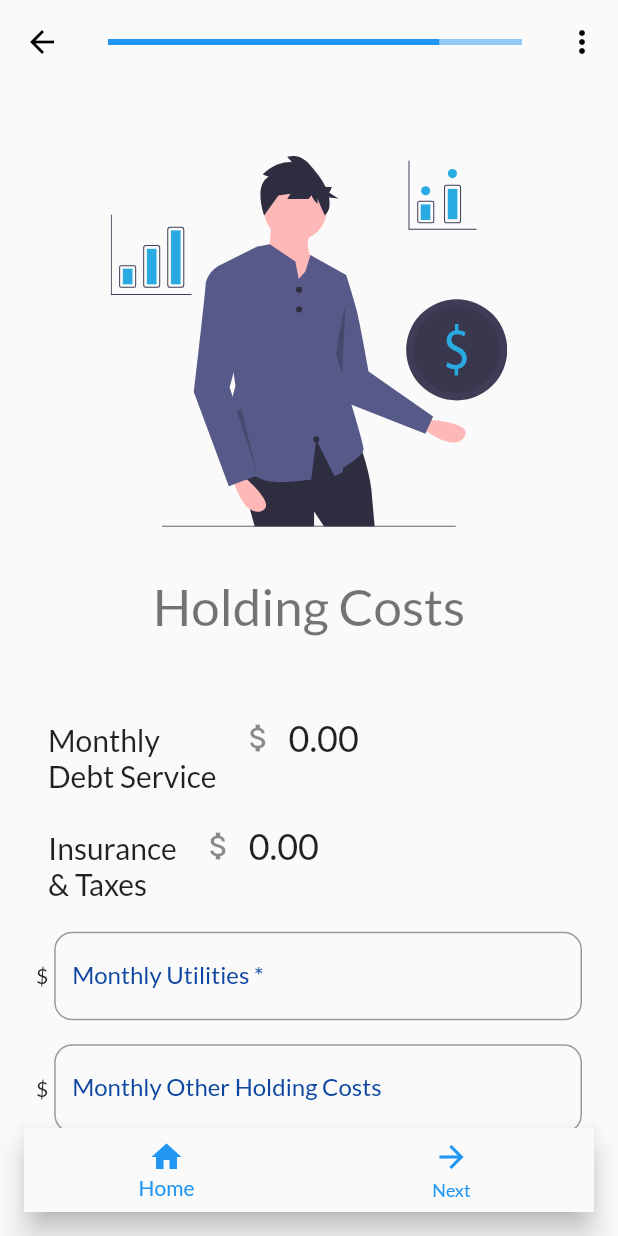
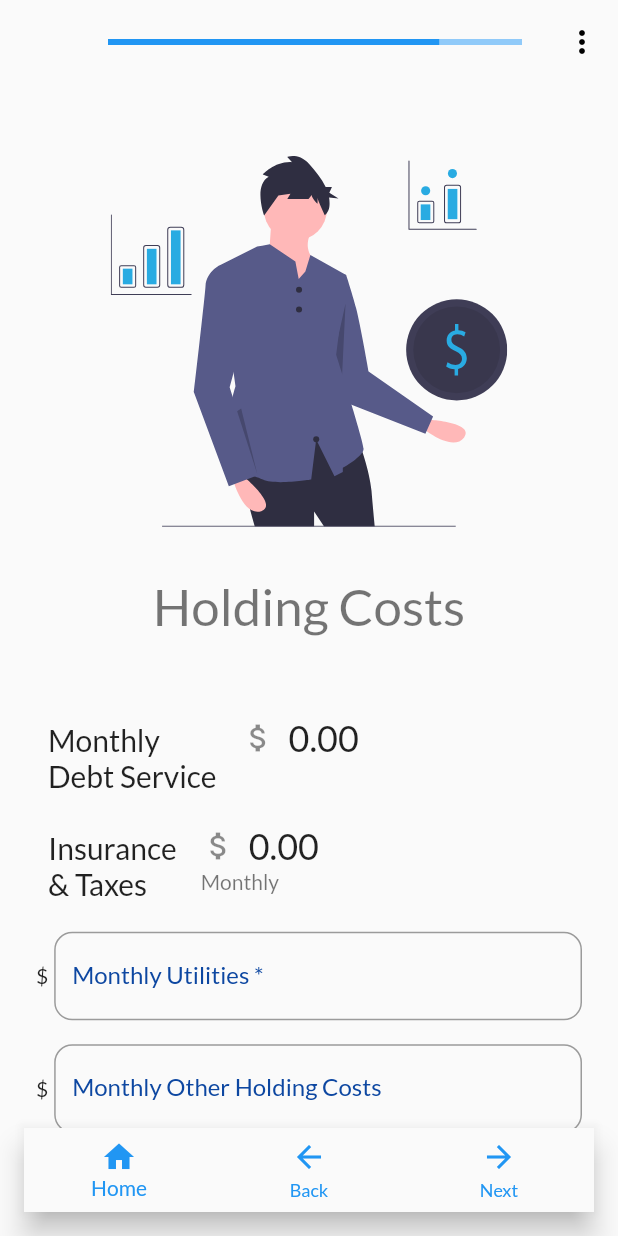
Before and after one commit to aawhitfield/calculators, a Flutter app: the FixFlipHoldingCosts widget shown alone on an empty page, opened directly, on a phone screen of 412 x 824 dp. Run offline on Flutter 3.47's test engine with Material 2 defaults, Android fonts, the phone set to English and light mode, and no system bars; our stand-ins replace cloud_firestore, firebase_auth, firebase_core, flutter_riverpod, flutter_slidable, flutter_spinkit and 3 more; missing offline and left inert: finance, flutter_google_places_hoc081098, flutterfire_ui, pattern_formatter; accounts and stored records are empty.

Commit message:
adds bottom button bar item for navigating back instead of in the top left corner of the screen

```diff
--- a/lib/inputs/fixflip/ff_holding_costs.dart
+++ b/lib/inputs/fixflip/ff_holding_costs.dart
@@ -38,7 +38,7 @@ class _HoldingCostsState extends ConsumerState<FixFlipHoldingCosts> {
   @override
   Widget build(BuildContext context) {
     double debtService = ref.watch(fixFlipProvider).debtService;
-    double insuranceTaxes = ref.watch(fixFlipProvider).insuranceAndTaxes;
+    double insuranceTaxes = ref.watch(fixFlipProvider).insuranceAndTaxes ;  // wants MONTHLY insurance and taxes
     double totalHoldingCosts = ref.watch(fixFlipProvider).totalHoldingCosts;
 
     String debtServiceString = kCurrencyFormat.format(debtService);
@@ -84,7 +84,7 @@ class _HoldingCostsState extends ConsumerState<FixFlipHoldingCosts> {
                 (MediaQuery.of(context).size.width < 640)
                     ? 'Insurance\n& Taxes'
                     : 'Insurance and Taxes',
-                insuranceTaxesString),
+                insuranceTaxesString, subtitle: 'Monthly',),
             MoneyTextField(
               controller: utilitiesController,
               labelText: 'Monthly Utilities *',
--- a/lib/models/fix_flip.dart
+++ b/lib/models/fix_flip.dart
@@ -864,9 +864,9 @@ class FixFlip extends ChangeNotifier{
   void calculateAllHoldingCosts() {
 
     debtService =
-        (monthlyPayment * monthsToRehabRent) + constructionMonthlyPayment;
+        (monthlyPayment + constructionMonthlyPayment);
 
-    insuranceAndTaxes = (taxesMonthly + insuranceMonthly) * monthsToRehabRent;
+    insuranceAndTaxes = (taxesMonthly + insuranceMonthly);
     monthlyHoldingCosts = debtService + insuranceAndTaxes + holdingCostsUtilities + otherHoldingCosts;
     totalHoldingCosts = (debtService + insuranceAndTaxes + holdingCostsUtilities + otherHoldingCosts) * monthsToRehabRent;
     notifyListeners();
--- a/lib/widgets/my_input_page.dart
+++ b/lib/widgets/my_input_page.dart
@@ -1,6 +1,5 @@
 import 'package:calculators/widgets/navigation_bar_home_report.dart';
 import 'package:calculators/widgets/sign_out_button.dart';
-import 'package:flutter/cupertino.dart';
 import 'package:flutter/material.dart';
 import 'package:flutter/services.dart';
 import 'package:flutter_riverpod/flutter_riverpod.dart';
@@ -64,18 +63,7 @@ class MyInputPage extends ConsumerWidget {
         iconTheme: const IconThemeData(
           color: Colors.black,
         ),
-        leading: (shouldShowBackButton != null)
-            ? (shouldShowBackButton!)
-                ? null
-                : Container()
-            : (position != 1)
-                ? IconButton(
-                    icon: Icon(GetPlatform.isAndroid
-                        ? Icons.arrow_back
-                        : CupertinoIcons.back),
-                    onPressed: onBack ?? () => Get.back(),
-                  )
-                : Container(),
+        leading: Container(),
         systemOverlayStyle: SystemUiOverlayStyle(
           systemNavigationBarColor: Colors.transparent,
           statusBarColor: Theme.of(context).primaryColor,
@@ -136,6 +124,7 @@ class MyInputPage extends ConsumerWidget {
               NavigationBarHomeReport(
                 position: position,
                 totalQuestions: totalQuestions,
+                goBack: onBack ?? () => Get.back(),
                 onSubmit: onSubmit,
               ),
             ],
--- a/lib/widgets/navigation_bar_home_report.dart
+++ b/lib/widgets/navigation_bar_home_report.dart
@@ -12,11 +12,13 @@ import 'package:get/get.dart';
 class NavigationBarHomeReport extends ConsumerWidget {
   final int position;
   final int totalQuestions;
+  final VoidCallback goBack;
   final VoidCallback onSubmit;
   const NavigationBarHomeReport({
     Key? key,
     required this.position,
     required this.totalQuestions,
+    required this.goBack,
     required this.onSubmit,
   }) : super(key: key);
 
@@ -27,12 +29,16 @@ class NavigationBarHomeReport extends ConsumerWidget {
       return buttonNumber == 0;
     }
 
-    bool isNext(int buttonNumber) {
+    bool isBack(int buttonNumber) {
       return buttonNumber == 1;
     }
 
+    bool isNext(int buttonNumber) {
+      return buttonNumber == 2;
+    }
+
     bool isSave(int buttonNumber) {
-      return buttonNumber == 1;
+      return buttonNumber == 2;
     }
 
     // determines if it is the report page of a calculator entry
@@ -58,9 +64,12 @@ class NavigationBarHomeReport extends ConsumerWidget {
     void onButtonPress(int buttonNumber) {
       if (isHome(buttonNumber)) {
         goHome();
-      } else if (isNext(buttonNumber)) {
+      } else if(isBack(buttonNumber)) {
+        goBack();
+      }
+      else if (isNext(buttonNumber)) {
         onSubmit();
-      } else if (buttonNumber == 2) {
+      } else if (buttonNumber == 3) {
         goToReport();
       }
     }
@@ -68,7 +77,10 @@ class NavigationBarHomeReport extends ConsumerWidget {
     void onReportButtonPress(int buttonNumber) async {
       if (isHome(buttonNumber)) {
         goHome();
-      } else if (isSave(buttonNumber)) {
+      } else if(isBack(buttonNumber))
+        {
+          goBack();
+        }else if (isSave(buttonNumber)) {
         Calculator currentCalculator = ref.read(calculatorProvider).type;
         Map<String, dynamic> data = {};
         if (currentCalculator == Calculator.brrrr) {
@@ -112,11 +124,13 @@ class NavigationBarHomeReport extends ConsumerWidget {
 
     List<BottomNavigationBarItem> buttonsForReport = [
       const BottomNavigationBarItem(icon: Icon(Icons.home), label: 'Home'),
+      const BottomNavigationBarItem(icon: Icon(Icons.arrow_back), label: 'Back'),
       const BottomNavigationBarItem(icon: Icon(Icons.save), label: 'Save'),
     ];
 
     List<BottomNavigationBarItem> buttonsFromSaved = [
       const BottomNavigationBarItem(icon: Icon(Icons.home), label: 'Home'),
+      const BottomNavigationBarItem(icon: Icon(Icons.arrow_back), label: 'Back'),
       const BottomNavigationBarItem(
           icon: Icon(Icons.arrow_forward), label: 'Next'),
       const BottomNavigationBarItem(icon: Icon(Icons.article), label: 'Report'),
@@ -124,11 +138,13 @@ class NavigationBarHomeReport extends ConsumerWidget {
 
     List<BottomNavigationBarItem> buttonsForNew = [
       const BottomNavigationBarItem(icon: Icon(Icons.home), label: 'Home'),
+      const BottomNavigationBarItem(icon: Icon(Icons.arrow_back), label: 'Back'),
       const BottomNavigationBarItem(
           icon: Icon(Icons.arrow_forward), label: 'Next'),
     ];
 
     return BottomNavigationBar(
+      type: BottomNavigationBarType.fixed,
       onTap: (isLastPage) ? onReportButtonPress : onButtonPress,
       unselectedItemColor: Theme.of(context).indicatorColor,
       items: (isLastPage)
```
